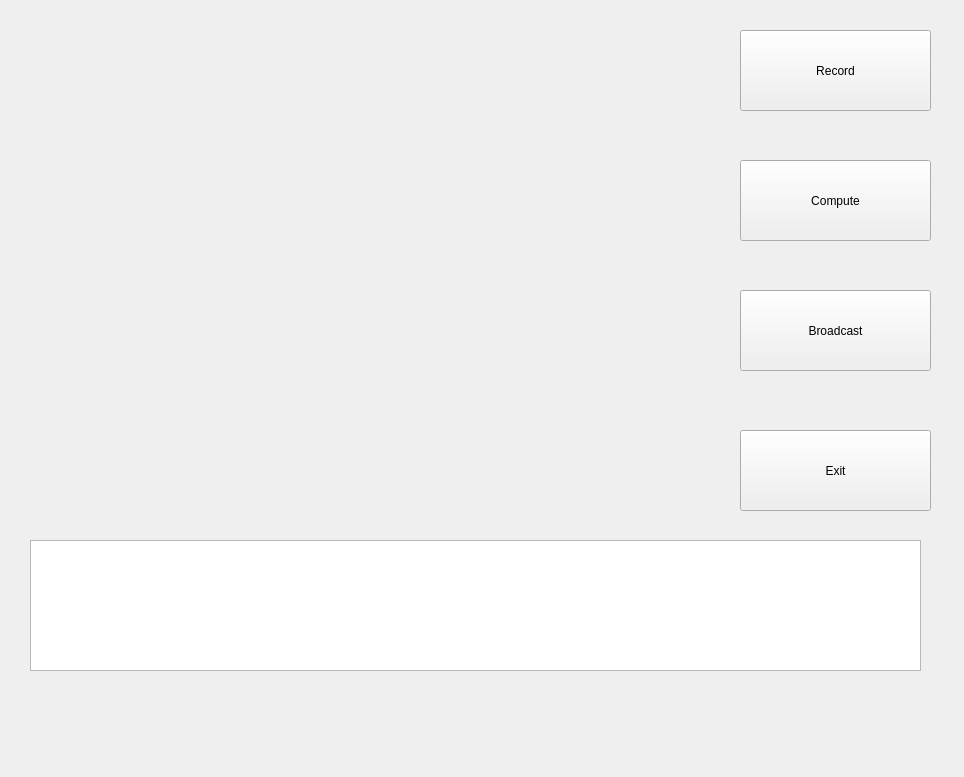
sean85914/rl_pnp, file src/hand_eye_calibration/src/abb_calibration_qt/mainwindow_calibration.ui: the form before one commit.
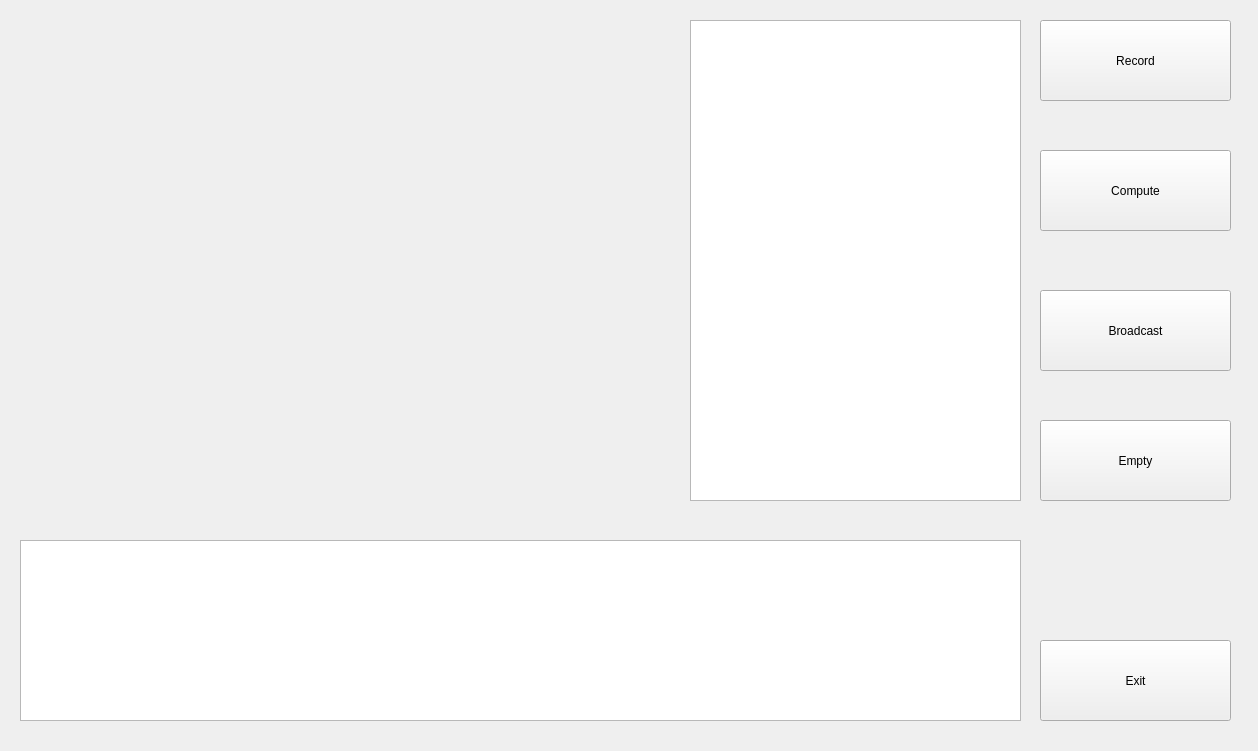
The form after the commit.

Commit message: add data viewer, add empty button

Patch:
```diff
--- a/src/hand_eye_calibration/src/abb_calibration_qt/mainwindow_calibration.ui
+++ b/src/hand_eye_calibration/src/abb_calibration_qt/mainwindow_calibration.ui
@@ -6,8 +6,8 @@
    <rect>
     <x>0</x>
     <y>0</y>
-    <width>964</width>
-    <height>777</height>
+    <width>1258</width>
+    <height>751</height>
    </rect>
   </property>
   <property name="windowTitle">
@@ -17,8 +17,8 @@
    <widget class="QLabel" name="detection_view">
     <property name="geometry">
      <rect>
-      <x>30</x>
-      <y>30</y>
+      <x>20</x>
+      <y>20</y>
       <width>640</width>
       <height>480</height>
      </rect>
@@ -27,8 +27,8 @@
    <widget class="QPushButton" name="record_button">
     <property name="geometry">
      <rect>
-      <x>740</x>
-      <y>30</y>
+      <x>1040</x>
+      <y>20</y>
       <width>191</width>
       <height>81</height>
      </rect>
@@ -40,8 +40,8 @@
    <widget class="QPushButton" name="compute_button">
     <property name="geometry">
      <rect>
-      <x>740</x>
-      <y>160</y>
+      <x>1040</x>
+      <y>150</y>
       <width>191</width>
       <height>81</height>
      </rect>
@@ -53,7 +53,7 @@
    <widget class="QPushButton" name="broadcast_button">
     <property name="geometry">
      <rect>
-      <x>740</x>
+      <x>1040</x>
       <y>290</y>
       <width>191</width>
       <height>81</height>
@@ -66,8 +66,8 @@
    <widget class="QPushButton" name="exit_button">
     <property name="geometry">
      <rect>
-      <x>740</x>
-      <y>430</y>
+      <x>1040</x>
+      <y>640</y>
       <width>191</width>
       <height>81</height>
      </rect>
@@ -79,13 +79,36 @@
    <widget class="QTextBrowser" name="textBrowser">
     <property name="geometry">
      <rect>
-      <x>30</x>
+      <x>20</x>
       <y>540</y>
-      <width>891</width>
-      <height>131</height>
+      <width>1001</width>
+      <height>181</height>
      </rect>
     </property>
    </widget>
+   <widget class="QTextBrowser" name="data_browser">
+    <property name="geometry">
+     <rect>
+      <x>690</x>
+      <y>20</y>
+      <width>331</width>
+      <height>481</height>
+     </rect>
+    </property>
+   </widget>
+   <widget class="QPushButton" name="empty_button">
+    <property name="geometry">
+     <rect>
+      <x>1040</x>
+      <y>420</y>
+      <width>191</width>
+      <height>81</height>
+     </rect>
+    </property>
+    <property name="text">
+     <string>Empty</string>
+    </property>
+   </widget>
   </widget>
  </widget>
  <layoutdefault spacing="6" margin="11"/>
```
Left out of the diff: 2 changed lines with no effect on the pictures. The commit also changes 2 other files.
